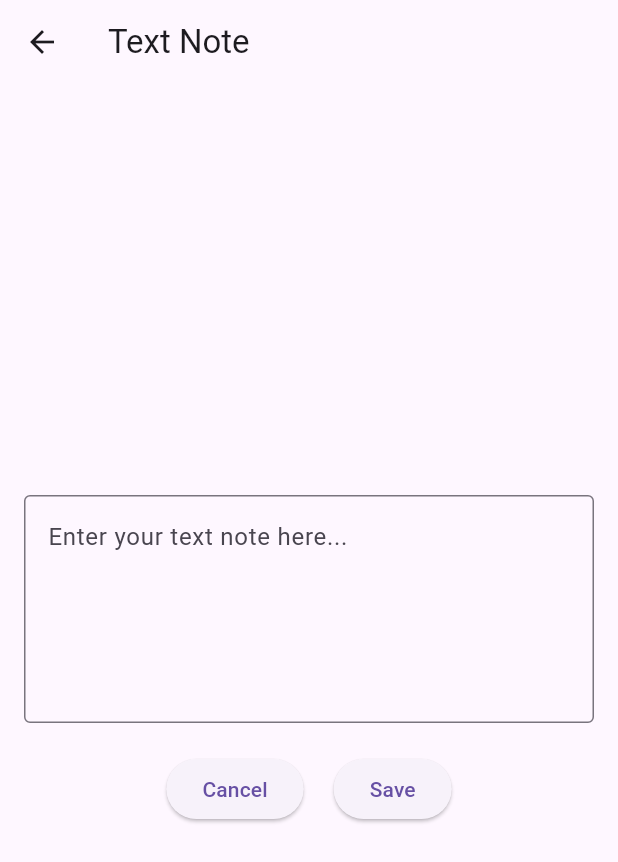
After one commit to IanDarwin/jpstrack, a Flutter app: the TextNoteScreen screen opened directly, on a phone screen of 412 x 824 dp. The commit adds this screen. Shown: the top 862 px of the screen. Run offline on Flutter 3.47's test engine with Material 3 defaults, Android fonts, the phone set to English and light mode, and no system bars; our stand-ins replace flutter_map, latlong2, location.

Commit message:
Implement Text Note functionality:
ui/map_screen.dart: add buttons for Text,Voice,Pix Notes.
Text button handler displays new TextNote widget.

```diff
--- a/lib/ui/map_screen.dart
+++ b/lib/ui/map_screen.dart
@@ -1,7 +1,11 @@
+import 'dart:io';
+
 import 'package:flutter/material.dart';
 import 'package:flutter_map/flutter_map.dart';
+import 'package:jpstrack/ui/text_note.dart';
 import 'package:latlong2/latlong.dart';
 import 'package:location/location.dart';
+import 'package:path_provider/path_provider.dart';
 
 ///
 /// The main page of the application. Shows current lat/long, and underneath all,
@@ -115,6 +119,24 @@ class _MapState extends State<MapScreen> {
               )
             ]),
             Row(children:[
+              ElevatedButton(onPressed: () {
+                debugPrint("Text Note");
+                _createTextNote(context);
+              },
+                  child: const Text("Text Note")
+              ),
+              ElevatedButton(onPressed: () {
+                debugPrint("Voice Note");
+              },
+                  child: const Text("Voice Note")
+              ),
+              ElevatedButton(onPressed: () {
+                debugPrint("Take Picture");
+              },
+                  child: const Text("Take Picture")
+              ),
+            ]),
+            Row(children:[
               Text("Latitude", style: labelStyle),
               Text(' '),
               Text("X.XXXXX"/*lat.toString()*/, style: infoStyle),
@@ -139,6 +161,24 @@ class _MapState extends State<MapScreen> {
     );
   }
 
+  void _createTextNote(BuildContext context) async {
+    String? textNote = await Navigator.push(
+      context,
+      MaterialPageRoute(builder: (context) => TextNoteScreen()),
+    );
+    if (textNote != null) {
+      // Save textNote to the same location as GPX
+      Directory? directory = await getExternalStorageDirectory();
+      if (directory != null) {
+        File textFile = File('${directory.path}/text_note.txt');
+        await textFile.writeAsString(textNote);
+        ScaffoldMessenger.of(context).showSnackBar(
+          SnackBar(content: Text('Text note saved to ${textFile.path}')),
+        );
+      }
+    }
+  }
+
   LatLng _locationDataToLatLng(LocationData loc) {
     var lat = loc.latitude??0;
     var lon = loc.longitude??0;
--- /dev/null
+++ b/lib/ui/text_note.dart
@@ -0,0 +1,56 @@
+import 'package:flutter/material.dart';
+
+class TextNoteScreen extends StatefulWidget {
+  const TextNoteScreen({super.key});
+
+  @override
+  _TextNoteScreenState createState() => _TextNoteScreenState();
+}
+
+class _TextNoteScreenState extends State<TextNoteScreen> {
+  final TextEditingController _textController = TextEditingController();
+
+  @override
+  Widget build(BuildContext context) {
+    return Scaffold(
+      appBar: AppBar(
+        title: const Text('Text Note'),
+      ),
+      body: Padding(
+        padding: const EdgeInsets.all(16.0),
+        child: Column(
+          mainAxisAlignment: MainAxisAlignment.center,
+          children: <Widget>[
+            TextField(
+              controller: _textController,
+              maxLines: 5,
+              decoration: const InputDecoration(
+                hintText: 'Enter your text note here...',
+                border: OutlineInputBorder(),
+              ),
+            ),
+            const SizedBox(height: 20),
+            Row(
+              mainAxisAlignment: MainAxisAlignment.center,
+              children: <Widget>[
+                ElevatedButton(
+                  onPressed: () {
+                    Navigator.pop(context);
+                  },
+                  child: const Text('Cancel'),
+                ),
+                const SizedBox(width: 20),
+                ElevatedButton(
+                  onPressed: () {
+                    Navigator.pop(context, _textController.text);
+                  },
+                  child: const Text('Save'),
+                ),
+              ],
+            ),
+          ],
+        ),
+      ),
+    );
+  }
+}
```
Also changed, not shown: lib/main.dart (line endings or trailing spaces).
